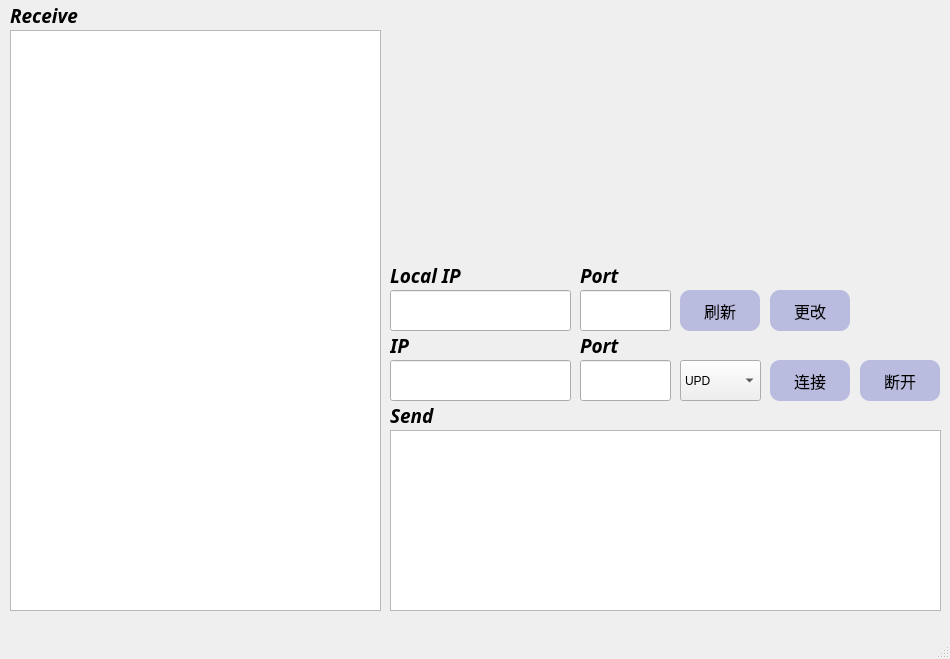
This is serial-assisstant/mainwindow.ui in chenphxx/flyrt as Qt 5 draws it before an edit. The edited form follows.
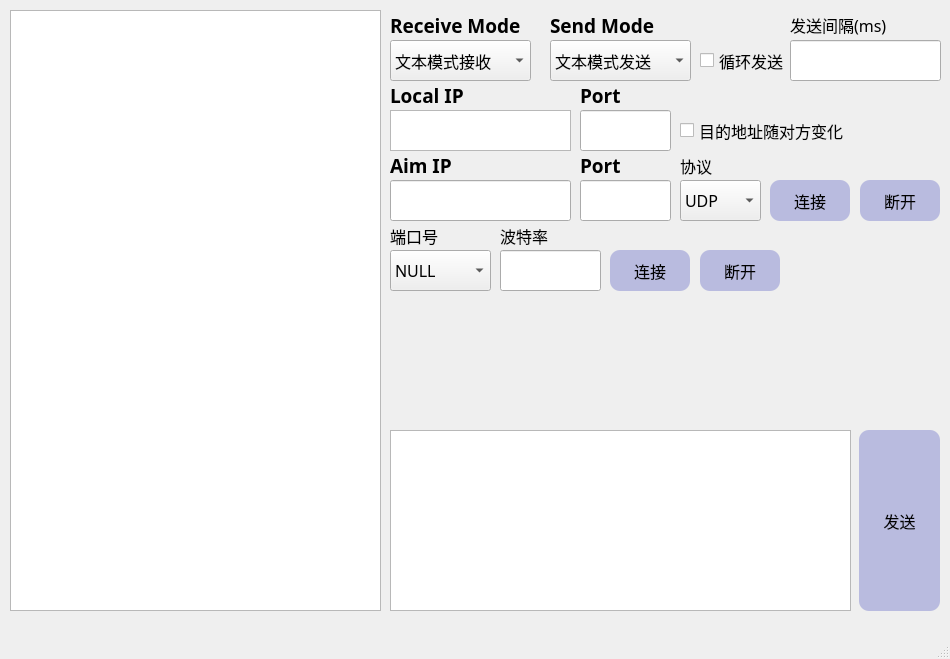
This is the edited form.

The edit to the form file:
```diff
--- a/serial-assisstant/mainwindow.ui
+++ b/serial-assisstant/mainwindow.ui
@@ -18,9 +18,9 @@
     <property name="geometry">
      <rect>
       <x>10</x>
-      <y>30</y>
+      <y>10</y>
       <width>371</width>
-      <height>581</height>
+      <height>601</height>
      </rect>
     </property>
     <property name="font">
@@ -35,7 +35,7 @@
      <rect>
       <x>390</x>
       <y>430</y>
-      <width>551</width>
+      <width>461</width>
       <height>181</height>
      </rect>
     </property>
@@ -49,53 +49,11 @@
      <cursorShape>IBeamCursor</cursorShape>
     </property>
    </widget>
-   <widget class="QLabel" name="label">
-    <property name="geometry">
-     <rect>
-      <x>10</x>
-      <y>0</y>
-      <width>81</width>
-      <height>31</height>
-     </rect>
-    </property>
-    <property name="font">
-     <font>
-      <family>Cascadia Code</family>
-      <pointsize>14</pointsize>
-      <italic>true</italic>
-      <bold>true</bold>
-     </font>
-    </property>
-    <property name="text">
-     <string>Receive</string>
-    </property>
-   </widget>
-   <widget class="QLabel" name="label_2">
-    <property name="geometry">
-     <rect>
-      <x>390</x>
-      <y>400</y>
-      <width>51</width>
-      <height>31</height>
-     </rect>
-    </property>
-    <property name="font">
-     <font>
-      <family>Cascadia Code</family>
-      <pointsize>14</pointsize>
-      <italic>true</italic>
-      <bold>true</bold>
-     </font>
-    </property>
-    <property name="text">
-     <string>Send</string>
-    </property>
-   </widget>
    <widget class="QLineEdit" name="ip_line">
     <property name="geometry">
      <rect>
       <x>390</x>
-      <y>360</y>
+      <y>180</y>
       <width>181</width>
       <height>41</height>
      </rect>
@@ -111,8 +69,8 @@
     <property name="geometry">
      <rect>
       <x>390</x>
-      <y>330</y>
-      <width>31</width>
+      <y>150</y>
+      <width>71</width>
       <height>31</height>
      </rect>
     </property>
@@ -120,19 +78,19 @@
      <font>
       <family>Cascadia Code</family>
       <pointsize>14</pointsize>
-      <italic>true</italic>
+      <italic>false</italic>
       <bold>true</bold>
      </font>
     </property>
     <property name="text">
-     <string>IP</string>
+     <string>Aim IP</string>
     </property>
    </widget>
    <widget class="QLineEdit" name="port_line">
     <property name="geometry">
      <rect>
       <x>580</x>
-      <y>360</y>
+      <y>180</y>
       <width>91</width>
       <height>41</height>
      </rect>
@@ -148,7 +106,7 @@
     <property name="geometry">
      <rect>
       <x>580</x>
-      <y>330</y>
+      <y>150</y>
       <width>51</width>
       <height>31</height>
      </rect>
@@ -157,7 +115,7 @@
      <font>
       <family>Cascadia Code</family>
       <pointsize>14</pointsize>
-      <italic>true</italic>
+      <italic>false</italic>
       <bold>true</bold>
      </font>
     </property>
@@ -169,7 +127,7 @@
     <property name="geometry">
      <rect>
       <x>770</x>
-      <y>360</y>
+      <y>180</y>
       <width>80</width>
       <height>41</height>
      </rect>
@@ -194,7 +152,7 @@
     <property name="geometry">
      <rect>
       <x>860</x>
-      <y>360</y>
+      <y>180</y>
       <width>80</width>
       <height>41</height>
      </rect>
@@ -219,7 +177,7 @@
     <property name="geometry">
      <rect>
       <x>390</x>
-      <y>260</y>
+      <y>80</y>
       <width>101</width>
       <height>31</height>
      </rect>
@@ -228,7 +186,7 @@
      <font>
       <family>Cascadia Code</family>
       <pointsize>14</pointsize>
-      <italic>true</italic>
+      <italic>false</italic>
       <bold>true</bold>
      </font>
     </property>
@@ -240,8 +198,8 @@
     <property name="geometry">
      <rect>
       <x>580</x>
-      <y>260</y>
-      <width>111</width>
+      <y>80</y>
+      <width>51</width>
       <height>31</height>
      </rect>
     </property>
@@ -249,7 +207,7 @@
      <font>
       <family>Cascadia Code</family>
       <pointsize>14</pointsize>
-      <italic>true</italic>
+      <italic>false</italic>
       <bold>true</bold>
      </font>
     </property>
@@ -261,7 +219,7 @@
     <property name="geometry">
      <rect>
       <x>580</x>
-      <y>290</y>
+      <y>110</y>
       <width>91</width>
       <height>41</height>
      </rect>
@@ -273,84 +231,27 @@
      </font>
     </property>
    </widget>
-   <widget class="QLineEdit" name="local_ip_line">
-    <property name="geometry">
-     <rect>
-      <x>390</x>
-      <y>290</y>
-      <width>181</width>
-      <height>41</height>
-     </rect>
-    </property>
-    <property name="font">
-     <font>
-      <family>Cascadia Code</family>
-      <pointsize>12</pointsize>
-     </font>
-    </property>
-   </widget>
-   <widget class="QPushButton" name="refresh_local_ip">
-    <property name="geometry">
-     <rect>
-      <x>680</x>
-      <y>290</y>
-      <width>80</width>
-      <height>41</height>
-     </rect>
-    </property>
-    <property name="font">
-     <font>
-      <pointsize>12</pointsize>
-     </font>
-    </property>
-    <property name="cursor">
-     <cursorShape>PointingHandCursor</cursorShape>
-    </property>
-    <property name="styleSheet">
-     <string notr="true">border-radius: 10px;
-background-color: rgb(185, 187, 223);</string>
-    </property>
-    <property name="text">
-     <string>刷新</string>
-    </property>
-   </widget>
-   <widget class="QPushButton" name="change_local_ip">
-    <property name="geometry">
-     <rect>
-      <x>770</x>
-      <y>290</y>
-      <width>80</width>
-      <height>41</height>
-     </rect>
-    </property>
-    <property name="font">
-     <font>
-      <pointsize>12</pointsize>
-     </font>
-    </property>
-    <property name="cursor">
-     <cursorShape>PointingHandCursor</cursorShape>
-    </property>
-    <property name="styleSheet">
-     <string notr="true">border-radius: 10px;
-background-color: rgb(185, 187, 223);</string>
-    </property>
-    <property name="text">
-     <string>更改</string>
-    </property>
-   </widget>
    <widget class="QComboBox" name="protocol">
     <property name="geometry">
      <rect>
       <x>680</x>
-      <y>360</y>
+      <y>180</y>
       <width>81</width>
       <height>41</height>
      </rect>
     </property>
+    <property name="font">
+     <font>
+      <family>Cascadia Code</family>
+      <pointsize>12</pointsize>
+     </font>
+    </property>
+    <property name="cursor">
+     <cursorShape>PointingHandCursor</cursorShape>
+    </property>
     <item>
      <property name="text">
-      <string>UPD</string>
+      <string>UDP</string>
      </property>
     </item>
     <item>
@@ -359,6 +260,382 @@
      </property>
     </item>
    </widget>
+   <widget class="QPushButton" name="send_button">
+    <property name="geometry">
+     <rect>
+      <x>859</x>
+      <y>430</y>
+      <width>81</width>
+      <height>181</height>
+     </rect>
+    </property>
+    <property name="font">
+     <font>
+      <pointsize>12</pointsize>
+     </font>
+    </property>
+    <property name="cursor">
+     <cursorShape>PointingHandCursor</cursorShape>
+    </property>
+    <property name="styleSheet">
+     <string notr="true">border-radius: 10px;
+background-color: rgb(185, 187, 223);</string>
+    </property>
+    <property name="text">
+     <string>发送</string>
+    </property>
+   </widget>
+   <widget class="QComboBox" name="port_local">
+    <property name="geometry">
+     <rect>
+      <x>390</x>
+      <y>250</y>
+      <width>101</width>
+      <height>41</height>
+     </rect>
+    </property>
+    <property name="font">
+     <font>
+      <family>Cascadia Code</family>
+      <pointsize>12</pointsize>
+     </font>
+    </property>
+    <property name="cursor">
+     <cursorShape>PointingHandCursor</cursorShape>
+    </property>
+    <item>
+     <property name="text">
+      <string>NULL</string>
+     </property>
+    </item>
+   </widget>
+   <widget class="QLabel" name="label_7">
+    <property name="geometry">
+     <rect>
+      <x>390</x>
+      <y>220</y>
+      <width>61</width>
+      <height>31</height>
+     </rect>
+    </property>
+    <property name="font">
+     <font>
+      <family>微软雅黑</family>
+      <pointsize>12</pointsize>
+      <italic>false</italic>
+      <bold>false</bold>
+     </font>
+    </property>
+    <property name="text">
+     <string>端口号</string>
+    </property>
+   </widget>
+   <widget class="QLabel" name="label_8">
+    <property name="geometry">
+     <rect>
+      <x>680</x>
+      <y>150</y>
+      <width>51</width>
+      <height>31</height>
+     </rect>
+    </property>
+    <property name="font">
+     <font>
+      <family>微软雅黑</family>
+      <pointsize>12</pointsize>
+      <italic>false</italic>
+      <bold>false</bold>
+     </font>
+    </property>
+    <property name="text">
+     <string>协议</string>
+    </property>
+   </widget>
+   <widget class="QLabel" name="label_9">
+    <property name="geometry">
+     <rect>
+      <x>390</x>
+      <y>10</y>
+      <width>141</width>
+      <height>31</height>
+     </rect>
+    </property>
+    <property name="font">
+     <font>
+      <family>Cascadia Code</family>
+      <pointsize>14</pointsize>
+      <italic>false</italic>
+      <bold>true</bold>
+     </font>
+    </property>
+    <property name="text">
+     <string>Receive Mode</string>
+    </property>
+   </widget>
+   <widget class="QLabel" name="label_10">
+    <property name="geometry">
+     <rect>
+      <x>550</x>
+      <y>10</y>
+      <width>111</width>
+      <height>31</height>
+     </rect>
+    </property>
+    <property name="font">
+     <font>
+      <family>Cascadia Code</family>
+      <pointsize>14</pointsize>
+      <italic>false</italic>
+      <bold>true</bold>
+     </font>
+    </property>
+    <property name="text">
+     <string>Send Mode</string>
+    </property>
+   </widget>
+   <widget class="QComboBox" name="receive_mode">
+    <property name="geometry">
+     <rect>
+      <x>390</x>
+      <y>40</y>
+      <width>141</width>
+      <height>41</height>
+     </rect>
+    </property>
+    <property name="font">
+     <font>
+      <family>Cascadia Code</family>
+      <pointsize>12</pointsize>
+      <bold>false</bold>
+     </font>
+    </property>
+    <property name="cursor">
+     <cursorShape>PointingHandCursor</cursorShape>
+    </property>
+    <item>
+     <property name="text">
+      <string>文本模式接收</string>
+     </property>
+    </item>
+    <item>
+     <property name="text">
+      <string>16进制接收</string>
+     </property>
+    </item>
+   </widget>
+   <widget class="QComboBox" name="port_local_3">
+    <property name="geometry">
+     <rect>
+      <x>550</x>
+      <y>40</y>
+      <width>141</width>
+      <height>41</height>
+     </rect>
+    </property>
+    <property name="font">
+     <font>
+      <family>Cascadia Code</family>
+      <pointsize>12</pointsize>
+     </font>
+    </property>
+    <property name="cursor">
+     <cursorShape>PointingHandCursor</cursorShape>
+    </property>
+    <item>
+     <property name="text">
+      <string>文本模式发送</string>
+     </property>
+    </item>
+    <item>
+     <property name="text">
+      <string>16进制发送</string>
+     </property>
+    </item>
+   </widget>
+   <widget class="QCheckBox" name="send_cyclically">
+    <property name="geometry">
+     <rect>
+      <x>700</x>
+      <y>40</y>
+      <width>91</width>
+      <height>41</height>
+     </rect>
+    </property>
+    <property name="font">
+     <font>
+      <family>微软雅黑</family>
+      <pointsize>12</pointsize>
+     </font>
+    </property>
+    <property name="cursor">
+     <cursorShape>PointingHandCursor</cursorShape>
+    </property>
+    <property name="text">
+     <string>循环发送</string>
+    </property>
+   </widget>
+   <widget class="QLineEdit" name="send_time">
+    <property name="geometry">
+     <rect>
+      <x>790</x>
+      <y>40</y>
+      <width>151</width>
+      <height>41</height>
+     </rect>
+    </property>
+    <property name="font">
+     <font>
+      <family>Cascadia Code</family>
+      <pointsize>12</pointsize>
+     </font>
+    </property>
+   </widget>
+   <widget class="QLabel" name="label_11">
+    <property name="geometry">
+     <rect>
+      <x>790</x>
+      <y>10</y>
+      <width>101</width>
+      <height>31</height>
+     </rect>
+    </property>
+    <property name="font">
+     <font>
+      <family>微软雅黑</family>
+      <pointsize>12</pointsize>
+      <italic>false</italic>
+      <bold>false</bold>
+     </font>
+    </property>
+    <property name="text">
+     <string>&lt;html&gt;&lt;head/&gt;&lt;body&gt;&lt;p&gt;发送间隔(ms)&lt;/p&gt;&lt;/body&gt;&lt;/html&gt;</string>
+    </property>
+   </widget>
+   <widget class="QLineEdit" name="rate">
+    <property name="geometry">
+     <rect>
+      <x>500</x>
+      <y>250</y>
+      <width>101</width>
+      <height>41</height>
+     </rect>
+    </property>
+    <property name="font">
+     <font>
+      <family>Cascadia Code</family>
+      <pointsize>12</pointsize>
+     </font>
+    </property>
+   </widget>
+   <widget class="QLabel" name="label_12">
+    <property name="geometry">
+     <rect>
+      <x>500</x>
+      <y>220</y>
+      <width>61</width>
+      <height>31</height>
+     </rect>
+    </property>
+    <property name="font">
+     <font>
+      <family>微软雅黑</family>
+      <pointsize>12</pointsize>
+      <italic>false</italic>
+      <bold>false</bold>
+     </font>
+    </property>
+    <property name="text">
+     <string>波特率</string>
+    </property>
+   </widget>
+   <widget class="QTextBrowser" name="local_ip_browser">
+    <property name="geometry">
+     <rect>
+      <x>390</x>
+      <y>110</y>
+      <width>181</width>
+      <height>41</height>
+     </rect>
+    </property>
+    <property name="font">
+     <font>
+      <family>Cascadia Code</family>
+      <pointsize>12</pointsize>
+     </font>
+    </property>
+   </widget>
+   <widget class="QCheckBox" name="variable_ip">
+    <property name="geometry">
+     <rect>
+      <x>680</x>
+      <y>110</y>
+      <width>171</width>
+      <height>41</height>
+     </rect>
+    </property>
+    <property name="font">
+     <font>
+      <family>微软雅黑</family>
+      <pointsize>12</pointsize>
+     </font>
+    </property>
+    <property name="cursor">
+     <cursorShape>PointingHandCursor</cursorShape>
+    </property>
+    <property name="text">
+     <string>目的地址随对方变化</string>
+    </property>
+   </widget>
+   <widget class="QPushButton" name="connect_serial">
+    <property name="geometry">
+     <rect>
+      <x>610</x>
+      <y>250</y>
+      <width>80</width>
+      <height>41</height>
+     </rect>
+    </property>
+    <property name="font">
+     <font>
+      <pointsize>12</pointsize>
+     </font>
+    </property>
+    <property name="cursor">
+     <cursorShape>PointingHandCursor</cursorShape>
+    </property>
+    <property name="styleSheet">
+     <string notr="true">border-radius: 10px;
+background-color: rgb(185, 187, 223);</string>
+    </property>
+    <property name="text">
+     <string>连接</string>
+    </property>
+   </widget>
+   <widget class="QPushButton" name="disconnect_button_2">
+    <property name="geometry">
+     <rect>
+      <x>700</x>
+      <y>250</y>
+      <width>80</width>
+      <height>41</height>
+     </rect>
+    </property>
+    <property name="font">
+     <font>
+      <pointsize>12</pointsize>
+     </font>
+    </property>
+    <property name="cursor">
+     <cursorShape>PointingHandCursor</cursorShape>
+    </property>
+    <property name="styleSheet">
+     <string notr="true">border-radius: 10px;
+background-color: rgb(185, 187, 223);</string>
+    </property>
+    <property name="text">
+     <string>断开</string>
+    </property>
+   </widget>
   </widget>
   <widget class="QMenuBar" name="menubar">
    <property name="geometry">
```
